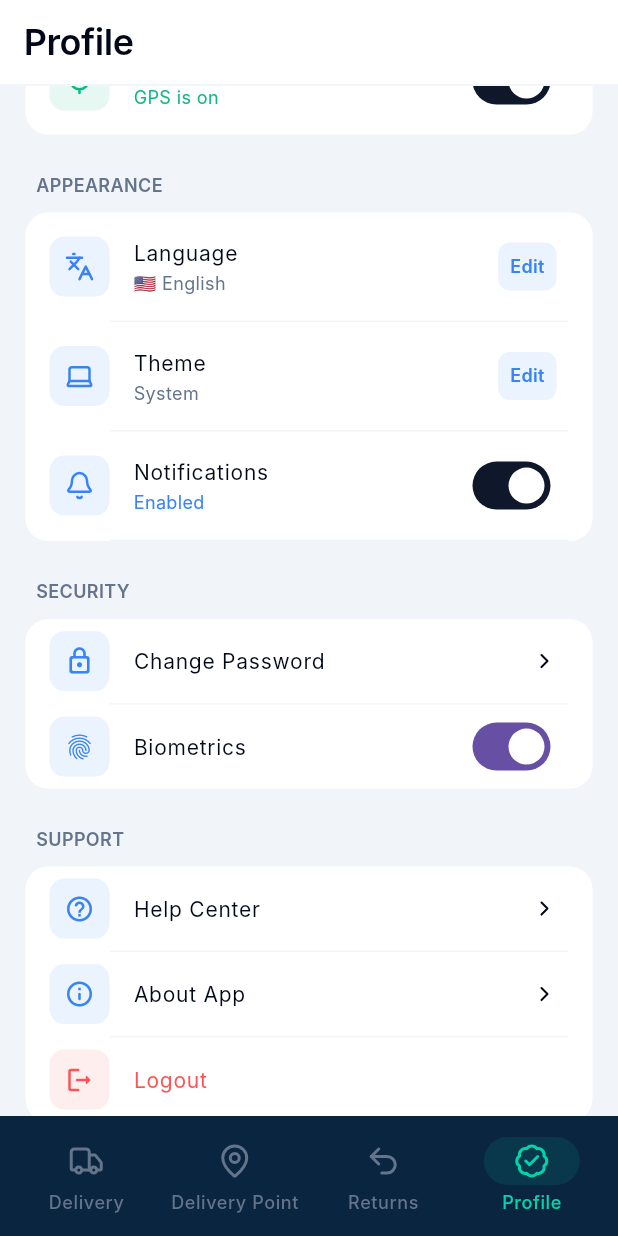
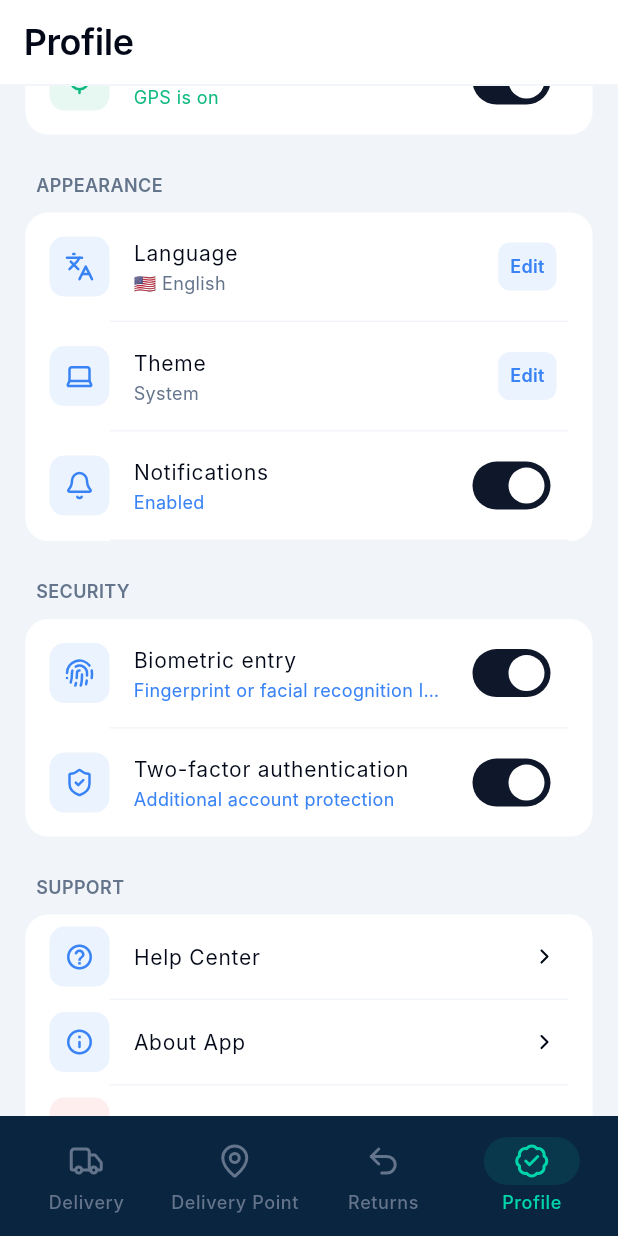
Before and after one commit to MironAlikc/texa_core, a Flutter app: the DriverProfileScreen screen opened by its route, scrolled down 576 dp, on a phone screen of 412 x 824 dp. Run offline on Flutter 3.47's test engine with Material 3 defaults, Android fonts, the phone set to English and light mode, and no system bars; our stand-ins replace cached_network_image, flutter_bloc, flutter_secure_storage, get_it, go_router, injectable and 2 more; accounts and stored records are empty; Roboto replaces fonts that are missing (Inter).

Commit message:
feat: beometry entry and two factor auth switchers added

```diff
--- a/lib/core/l10n/app_ar.arb
+++ b/lib/core/l10n/app_ar.arb
@@ -41,5 +41,9 @@
   "theme": "المظهر",
   "disabled": "معطل",
   "enabled": "مفعل",
-  "notifications": "الإشعارات"
+  "notifications": "الإشعارات",
+  "biometricEntry": "الدخول بالمؤشرات الحيوية",
+  "twoFactorAuthentication": "المصادقة الثنائية",
+  "biometricDescription": "تسجيل الدخول عن طريق بصمة الإصبع أو التعرف على الوجه",
+  "twoFactorDescription": "حماية إضافية للحساب"
 }
--- a/lib/core/l10n/app_en.arb
+++ b/lib/core/l10n/app_en.arb
@@ -41,5 +41,9 @@
   "theme": "Theme",
   "disabled": "Disabled",
   "enabled": "Enabled",
-  "notifications": "Notifications"
+  "notifications": "Notifications",
+  "biometricEntry": "Biometric entry",
+  "twoFactorAuthentication": "Two-factor authentication",
+  "biometricDescription": "Fingerprint or facial recognition login",
+  "twoFactorDescription": "Additional account protection"
 }
--- a/lib/core/l10n/app_ru.arb
+++ b/lib/core/l10n/app_ru.arb
@@ -41,5 +41,9 @@
   "theme": "Тема",
   "disabled": "Выключено",
   "enabled": "Включено",
-  "notifications": "Уведомления"
+  "notifications": "Уведомления",
+  "biometricEntry": "Вход по биометрии",
+  "twoFactorAuthentication": "Двухфакторная аутентификация",
+  "biometricDescription": "Вход по отпечатку пальца или лицу",
+  "twoFactorDescription": "Дополнительная защита аккаунта"
 }
--- a/lib/core/l10n/gen/app_localizations.dart
+++ b/lib/core/l10n/gen/app_localizations.dart
@@ -345,6 +345,30 @@ abstract class AppLocalizations {
   /// In en, this message translates to:
   /// **'Notifications'**
   String get notifications;
+
+  /// No description provided for @biometricEntry.
+  ///
+  /// In en, this message translates to:
+  /// **'Biometric entry'**
+  String get biometricEntry;
+
+  /// No description provided for @twoFactorAuthentication.
+  ///
+  /// In en, this message translates to:
+  /// **'Two-factor authentication'**
+  String get twoFactorAuthentication;
+
+  /// No description provided for @biometricDescription.
+  ///
+  /// In en, this message translates to:
+  /// **'Fingerprint or facial recognition login'**
+  String get biometricDescription;
+
+  /// No description provided for @twoFactorDescription.
+  ///
+  /// In en, this message translates to:
+  /// **'Additional account protection'**
+  String get twoFactorDescription;
 }
 
 class _AppLocalizationsDelegate
--- a/lib/core/l10n/gen/app_localizations_en.dart
+++ b/lib/core/l10n/gen/app_localizations_en.dart
@@ -132,4 +132,16 @@ class AppLocalizationsEn extends AppLocalizations {
 
   @override
   String get notifications => 'Notifications';
+
+  @override
+  String get biometricEntry => 'Biometric entry';
+
+  @override
+  String get twoFactorAuthentication => 'Two-factor authentication';
+
+  @override
+  String get biometricDescription => 'Fingerprint or facial recognition login';
+
+  @override
+  String get twoFactorDescription => 'Additional account protection';
 }
--- a/lib/features/driver/presentation/driver_profile/presentation/driver_profile_screen.dart
+++ b/lib/features/driver/presentation/driver_profile/presentation/driver_profile_screen.dart
@@ -29,6 +29,8 @@ class DriverProfileScreen extends StatefulWidget {
 class _DriverProfileScreenState extends State<DriverProfileScreen> {
   bool isGpsEnabled = true;
   bool isNotificationsEnabled = true;
+  bool isBiometryEnabled = true;
+  bool isTwoFactorAuthenticationEnabled = true;
   bool isLanguageEditing = false;
   String currentLanguageCode = 'ru';
   bool isThemeEditing = false;
@@ -235,17 +237,40 @@ class _DriverProfileScreenState extends State<DriverProfileScreen> {
             colors: colors,
             children: [
               _ProfileTile(
-                icon: Icons.lock_outline_rounded,
-                title: 'Change Password',
+                icon: LucideIcons.fingerprint,
+                iconColor: isBiometryEnabled
+                    ? colors.accent
+                    : colors.textTertiary,
+                title: localizations.biometricEntry,
+                subtitle: localizations.biometricDescription,
+                colors: colors,
+                trailing: AppSwitch(
+                  value: isBiometryEnabled,
+                  onChanged: (bool value) {
+                    setState(() {
+                      isBiometryEnabled = value;
+                    });
+                  },
+                ),
+              ),
+              _ProfileTile(
+                icon: LucideIcons.shieldCheck,
+                iconColor: isTwoFactorAuthenticationEnabled
+                    ? colors.accent
+                    : colors.textTertiary,
+                title: localizations.twoFactorAuthentication,
+                subtitle: localizations.twoFactorDescription,
                 onTap: () {},
                 colors: colors,
-              ),
-              _ProfileTile(
-                icon: Icons.fingerprint_rounded,
-                title: 'Biometrics',
-                trailing: Switch.adaptive(value: true, onChanged: (v) {}),
-                colors: colors,
                 showDivider: false,
+                trailing: AppSwitch(
+                  value: isTwoFactorAuthenticationEnabled,
+                  onChanged: (bool value) {
+                    setState(() {
+                      isTwoFactorAuthenticationEnabled = value;
+                    });
+                  },
+                ),
               ),
             ],
           ),
@@ -352,6 +377,7 @@ class _ProfileTile extends StatelessWidget {
             title,
             style: AppTypography.bodyMedium.copyWith(
               color: titleColor ?? colors.textPrimary,
+              overflow: TextOverflow.ellipsis,
             ),
           ),
           subtitle: subtitle != null
@@ -359,6 +385,7 @@ class _ProfileTile extends StatelessWidget {
                   subtitle!,
                   style: AppTypography.bodySmall.copyWith(
                     color: iconColor ?? colors.textSecondary,
+                    overflow: TextOverflow.ellipsis,
                   ),
                 )
               : null,
```
Also changed, not shown: lib/core/l10n/gen/app_localizations_ar.dart (+13 -0 lines), lib/core/l10n/gen/app_localizations_ru.dart (+12 -0 lines).
